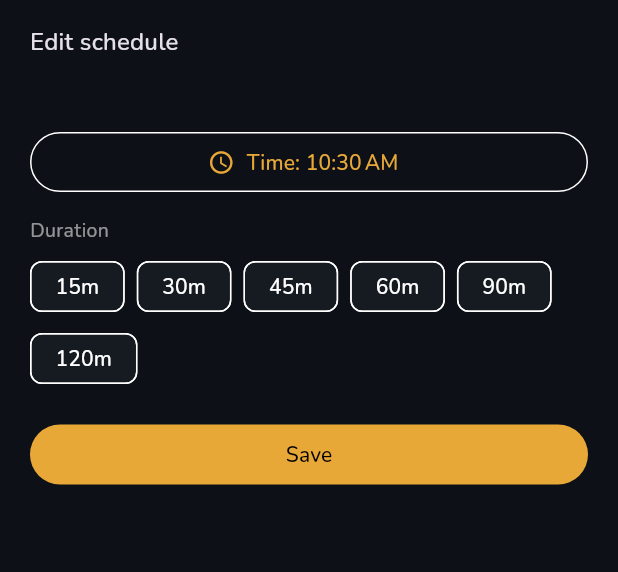
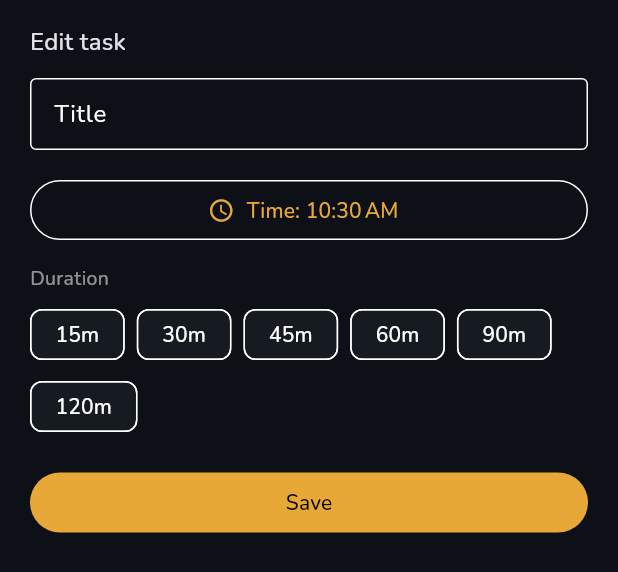
Before and after one commit to tfasanya79/aipal, a Flutter app: the TaskEditSheet widget shown alone on an empty page, opened directly with empty values, on a phone screen of 412 x 824 dp. Shown: the top 572 px of the screen. Run offline on Flutter 3.47's test engine with Material 3 defaults, Android fonts, the phone set to English and light mode, and no system bars; our stand-ins replace audioplayers, flutter_local_notifications, flutter_secure_storage, flutter_timezone, geocoding, geolocator and 8 more; missing offline and left inert: dart:ffi, device_calendar, flutter_foreground_task, record; accounts and stored records are empty.

Commit message:
feat(today): allow editing task/appointment title in the edit sheet
Task/edit sheet (opened by tapping a task or the Up Next card, e.g. a
Companion-booked appointment like "Interview") previously showed the
title as read-only text and only let the user change the scheduled
time and duration. Users had no way to rename an appointment without
talking to the Companion again.

Backend already supported this end-to-end: TaskUpdate schema and
task_svc.update_task() both accept an optional `title` field via the
existing PATCH /tasks/{id} endpoint -- no backend change needed.

Changes:
- task_edit_sheet.dart: replaced the read-only title Text with an
  editable TextField (pre-filled with the current title), and changed
  onSave's signature to include the edited title.
- app_state.dart: updateTaskSchedule() now takes an optional `title`
  param and includes it in the PATCH body when non-empty.
- today_screen.dart: wires the edited title through to
  updateTaskSchedule for both timeline tiles and the Up Next card.

Validated: flutter analyze clean, flutter test 32/32 passing (no
regressions, no new tests needed for this simple additive UI wiring).

Co-authored-by: Copilot App <223556219+Copilot@users.noreply.github.com>

```diff
--- a/apps/mobile/lib/providers/app_state.dart
+++ b/apps/mobile/lib/providers/app_state.dart
@@ -1152,11 +1152,13 @@ class AppState extends ChangeNotifier {
   Future<void> updateTaskSchedule(
     int id,
     DateTime dueLocal,
-    int minutes,
-  ) async {
+    int minutes, {
+    String? title,
+  }) async {
     await api.updateTask(id, {
       'due_at': dueLocal.toUtc().toIso8601String(),
       'estimated_minutes': minutes,
+      if (title != null && title.isNotEmpty) 'title': title,
     });
     await refreshTodayView();
   }
--- a/apps/mobile/lib/screens/today_screen.dart
+++ b/apps/mobile/lib/screens/today_screen.dart
@@ -88,7 +88,12 @@ class _TodayScreenState extends State<TodayScreen> {
       backgroundColor: const Color(0xFF161B22),
       builder: (_) => TaskEditSheet(
         task: task,
-        onSave: (due, mins) => state.updateTaskSchedule(task['id'] as int, due, mins),
+        onSave: (title, due, mins) => state.updateTaskSchedule(
+          task['id'] as int,
+          due,
+          mins,
+          title: title,
+        ),
       ),
     );
   }
--- a/apps/mobile/lib/widgets/today/task_edit_sheet.dart
+++ b/apps/mobile/lib/widgets/today/task_edit_sheet.dart
@@ -9,7 +9,8 @@ class TaskEditSheet extends StatefulWidget {
   });
 
   final Map<String, dynamic> task;
-  final Future<void> Function(DateTime dueLocal, int minutes) onSave;
+  final Future<void> Function(String title, DateTime dueLocal, int minutes)
+      onSave;
 
   static const _durationOptions = [15, 30, 45, 60, 90, 120];
 
@@ -20,6 +21,7 @@ class TaskEditSheet extends StatefulWidget {
 class _TaskEditSheetState extends State<TaskEditSheet> {
   late TimeOfDay _time;
   late int _minutes;
+  late final TextEditingController _titleController;
   bool _saving = false;
 
   @override
@@ -37,6 +39,15 @@ class _TaskEditSheetState extends State<TaskEditSheet> {
       _time = TimeOfDay.now();
     }
     _minutes = widget.task['estimated_minutes'] as int? ?? 30;
+    _titleController = TextEditingController(
+      text: widget.task['title'] as String? ?? '',
+    );
+  }
+
+  @override
+  void dispose() {
+    _titleController.dispose();
+    super.dispose();
   }
 
   DateTime _dueLocalToday() {
@@ -50,9 +61,11 @@ class _TaskEditSheetState extends State<TaskEditSheet> {
   }
 
   Future<void> _save() async {
+    final title = _titleController.text.trim();
+    if (title.isEmpty) return;
     setState(() => _saving = true);
     try {
-      await widget.onSave(_dueLocalToday(), _minutes);
+      await widget.onSave(title, _dueLocalToday(), _minutes);
       if (mounted) Navigator.pop(context);
     } finally {
       if (mounted) setState(() => _saving = false);
@@ -61,7 +74,6 @@ class _TaskEditSheetState extends State<TaskEditSheet> {
 
   @override
   Widget build(BuildContext context) {
-    final title = widget.task['title'] as String? ?? 'Task';
     final dueLabel = DateFormat.jm().format(_dueLocalToday());
 
     return Padding(
@@ -75,9 +87,17 @@ class _TaskEditSheetState extends State<TaskEditSheet> {
         mainAxisSize: MainAxisSize.min,
         crossAxisAlignment: CrossAxisAlignment.stretch,
         children: [
-          Text('Edit schedule', style: Theme.of(context).textTheme.titleMedium),
-          const SizedBox(height: 8),
-          Text(title, style: TextStyle(color: Colors.white.withValues(alpha: 0.7))),
+          Text('Edit task', style: Theme.of(context).textTheme.titleMedium),
+          const SizedBox(height: 12),
+          TextField(
+            controller: _titleController,
+            textCapitalization: TextCapitalization.sentences,
+            decoration: const InputDecoration(
+              labelText: 'Title',
+              border: OutlineInputBorder(),
+              isDense: true,
+            ),
+          ),
           const SizedBox(height: 16),
           OutlinedButton.icon(
             onPressed: _pickTime,
--- a/apps/mobile/pubspec.yaml
+++ b/apps/mobile/pubspec.yaml
@@ -1,7 +1,7 @@
 name: aipal
 description: AiPal voice companion v2
 publish_to: none
-version: 2.6.38+127
+version: 2.6.39+128
 
 environment:
   sdk: ">=3.9.2 <4.0.0"
```
